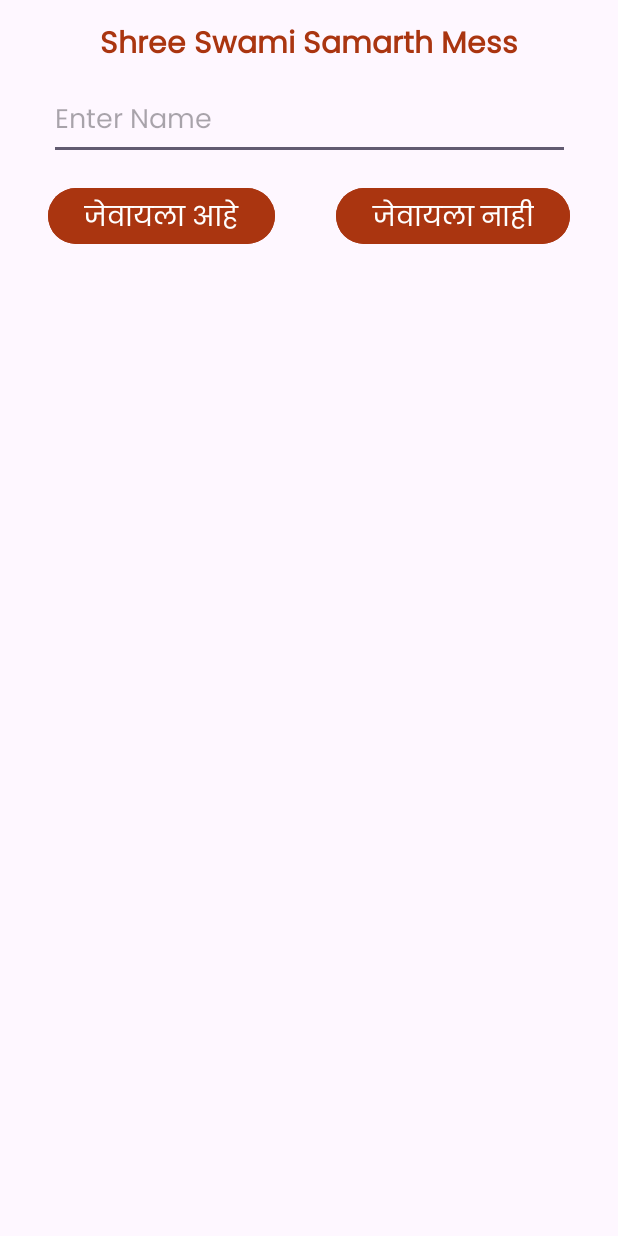
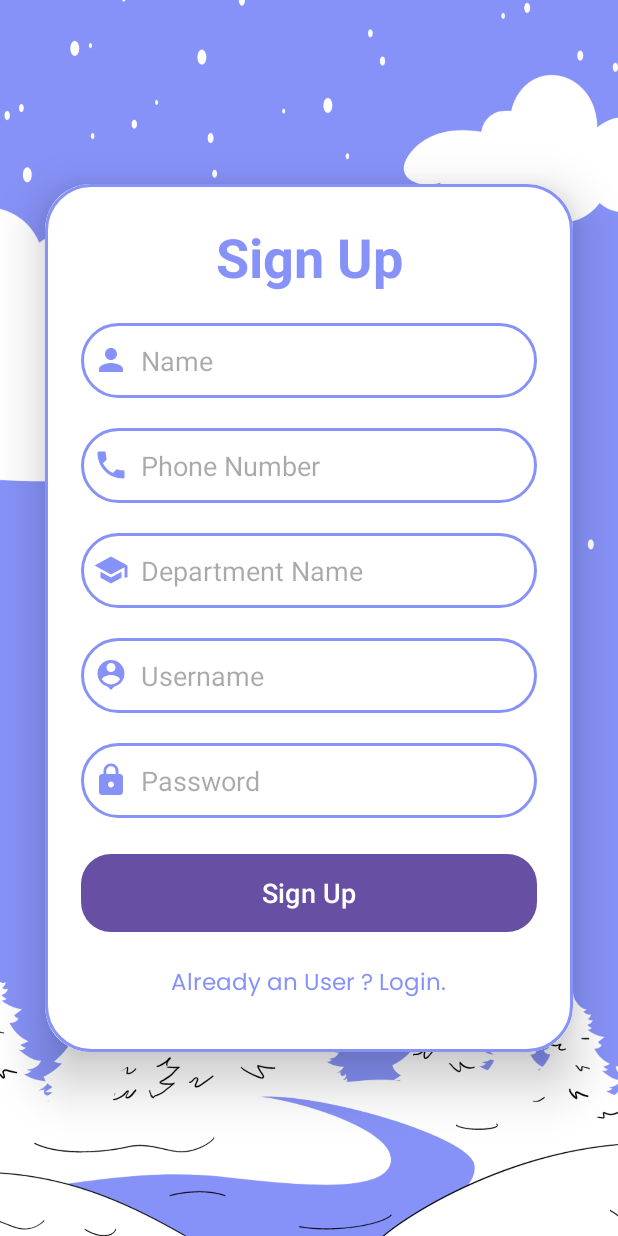
Before and after one commit to harshadkadam4/Swami_Mess_Android_App, an Android app: the screen it shows after launch (MainActivity before the commit, SignupActivity after it), on a phone screen of 412 x 824 dp. Run offline under Robolectric (Android 15) with nearby library versions, the phone set to English and light mode, and no system bars; our stand-ins replace Firebase (no records; nobody signed in at launch, a user with empty details on screens opened directly).

Commit message:
Login & Sign up page add

```diff
--- /dev/null
+++ b/app/src/main/java/com/example/firebase_4/SignupActivity.java
@@ -0,0 +1,76 @@
+package com.example.firebase_4;
+
+import android.content.Intent;
+import android.os.Bundle;
+import android.util.Log;
+import android.view.View;
+import android.widget.Button;
+import android.widget.EditText;
+import android.widget.TextView;
+import android.widget.Toast;
+
+import androidx.activity.EdgeToEdge;
+import androidx.appcompat.app.AppCompatActivity;
+import androidx.core.graphics.Insets;
+import androidx.core.view.ViewCompat;
+import androidx.core.view.WindowInsetsCompat;
+
+import com.google.firebase.database.DatabaseReference;
+import com.google.firebase.database.FirebaseDatabase;
+
+public class SignupActivity extends AppCompatActivity {
+
+    EditText signupName, signupPhone, signupDepartment, signupUsername, signupPassword;
+    TextView loginRedirectText;
+    Button signupButton;
+    FirebaseDatabase database;
+    DatabaseReference reference;
+
+
+    @Override
+    protected void onCreate(Bundle savedInstanceState) {
+        super.onCreate(savedInstanceState);
+        EdgeToEdge.enable(this);
+        setContentView(R.layout.activity_signup);
+
+        signupName = findViewById(R.id.signup_name);
+        signupPhone = findViewById(R.id.signup_phone);
+        signupDepartment = findViewById(R.id.signup_dept);
+        signupUsername = findViewById(R.id.signup_username);
+        signupPassword = findViewById(R.id.signup_passw);
+        loginRedirectText = findViewById(R.id.loginRedirectText);
+        signupButton = findViewById(R.id.signup_button);
+
+        signupButton.setOnClickListener(new View.OnClickListener() {
+            @Override
+            public void onClick(View v) {
+
+                database = FirebaseDatabase.getInstance();
+                reference = database.getReference("users_registered");
+
+                String name = signupName.getText().toString();
+                String phone = signupPhone.getText().toString();
+                String department = signupDepartment.getText().toString();
+                String username = signupUsername.getText().toString();
+                String password = signupPassword.getText().toString();
+
+                HelperClass helperClass = new HelperClass(name, phone, department, username, password);
+                reference.child(username).setValue(helperClass);
+
+                Toast.makeText(SignupActivity.this, "Signed Up Successfully", Toast.LENGTH_SHORT).show();
+                Intent intent = new Intent(SignupActivity.this, LoginActivity.class);
+                startActivity(intent);
+
+            }
+        });
+
+        loginRedirectText.setOnClickListener(new View.OnClickListener() {
+            @Override
+            public void onClick(View v) {
+                Intent intent = new Intent(SignupActivity.this, LoginActivity.class);
+                startActivity(intent);
+            }
+        });
+
+    }
+}
--- /dev/null
+++ b/app/src/main/res/drawable/baseline_email_24.xml
@@ -0,0 +1,5 @@
+<vector xmlns:android="http://schemas.android.com/apk/res/android" android:height="24dp" android:tint="#8692F7" android:viewportHeight="24" android:viewportWidth="24" android:width="24dp">
+
+    <path android:fillColor="@android:color/white" android:pathData="M20,4L4,4c-1.1,0 -1.99,0.9 -1.99,2L2,18c0,1.1 0.9,2 2,2h16c1.1,0 2,-0.9 2,-2L22,6c0,-1.1 -0.9,-2 -2,-2zM20,8l-8,5 -8,-5L4,6l8,5 8,-5v2z"/>
+
+</vector>
--- /dev/null
+++ b/app/src/main/res/drawable/baseline_lock_24.xml
@@ -0,0 +1,5 @@
+<vector xmlns:android="http://schemas.android.com/apk/res/android" android:height="24dp" android:tint="#8692F7" android:viewportHeight="24" android:viewportWidth="24" android:width="24dp">
+
+    <path android:fillColor="@android:color/white" android:pathData="M18,8h-1L17,6c0,-2.76 -2.24,-5 -5,-5S7,3.24 7,6v2L6,8c-1.1,0 -2,0.9 -2,2v10c0,1.1 0.9,2 2,2h12c1.1,0 2,-0.9 2,-2L20,10c0,-1.1 -0.9,-2 -2,-2zM12,17c-1.1,0 -2,-0.9 -2,-2s0.9,-2 2,-2 2,0.9 2,2 -0.9,2 -2,2zM15.1,8L8.9,8L8.9,6c0,-1.71 1.39,-3.1 3.1,-3.1 1.71,0 3.1,1.39 3.1,3.1v2z"/>
+
+</vector>
--- /dev/null
+++ b/app/src/main/res/drawable/baseline_person_24.xml
@@ -0,0 +1,5 @@
+<vector xmlns:android="http://schemas.android.com/apk/res/android" android:height="24dp" android:tint="#8692F7" android:viewportHeight="24" android:viewportWidth="24" android:width="24dp">
+
+    <path android:fillColor="@android:color/white" android:pathData="M12,12c2.21,0 4,-1.79 4,-4s-1.79,-4 -4,-4 -4,1.79 -4,4 1.79,4 4,4zM12,14c-2.67,0 -8,1.34 -8,4v2h16v-2c0,-2.66 -5.33,-4 -8,-4z"/>
+
+</vector>
--- /dev/null
+++ b/app/src/main/res/drawable/baseline_person_pin_24.xml
@@ -0,0 +1,5 @@
+<vector xmlns:android="http://schemas.android.com/apk/res/android" android:height="24dp" android:tint="#8692F7" android:viewportHeight="24" android:viewportWidth="24" android:width="24dp">
+
+    <path android:fillColor="@android:color/white" android:pathData="M12,2c-4.97,0 -9,4.03 -9,9 0,4.17 2.84,7.67 6.69,8.69L12,22l2.31,-2.31C18.16,18.67 21,15.17 21,11c0,-4.97 -4.03,-9 -9,-9zM12,4c1.66,0 3,1.34 3,3s-1.34,3 -3,3 -3,-1.34 -3,-3 1.34,-3 3,-3zM12,18.3c-2.5,0 -4.71,-1.28 -6,-3.22 0.03,-1.99 4,-3.08 6,-3.08 1.99,0 5.97,1.09 6,3.08 -1.29,1.94 -3.5,3.22 -6,3.22z"/>
+
+</vector>
--- /dev/null
+++ b/app/src/main/res/drawable/baseline_phone_24.xml
@@ -0,0 +1,5 @@
+<vector xmlns:android="http://schemas.android.com/apk/res/android" android:height="24dp" android:tint="#8692F7" android:viewportHeight="24" android:viewportWidth="24" android:width="24dp">
+
+    <path android:fillColor="@android:color/white" android:pathData="M6.62,10.79c1.44,2.83 3.76,5.14 6.59,6.59l2.2,-2.2c0.27,-0.27 0.67,-0.36 1.02,-0.24 1.12,0.37 2.33,0.57 3.57,0.57 0.55,0 1,0.45 1,1V20c0,0.55 -0.45,1 -1,1 -9.39,0 -17,-7.61 -17,-17 0,-0.55 0.45,-1 1,-1h3.5c0.55,0 1,0.45 1,1 0,1.25 0.2,2.45 0.57,3.57 0.11,0.35 0.03,0.74 -0.25,1.02l-2.2,2.2z"/>
+
+</vector>
--- /dev/null
+++ b/app/src/main/res/drawable/baseline_school_24.xml
@@ -0,0 +1,5 @@
+<vector xmlns:android="http://schemas.android.com/apk/res/android" android:height="24dp" android:tint="#8692F7" android:viewportHeight="24" android:viewportWidth="24" android:width="24dp">
+
+    <path android:fillColor="@android:color/white" android:pathData="M5,13.18v4L12,21l7,-3.82v-4L12,17l-7,-3.82zM12,3L1,9l11,6 9,-4.91V17h2V9L12,3z"/>
+
+</vector>
--- /dev/null
+++ b/app/src/main/res/drawable/lavender_border.xml
@@ -0,0 +1,12 @@
+<?xml version="1.0" encoding="utf-8"?>
+<shape xmlns:android="http://schemas.android.com/apk/res/android"
+    android:shape="rectangle">
+
+    <stroke
+        android:width="2dp"
+        android:color="@color/lavender"/>
+
+    <corners
+        android:radius="30dp"/>
+
+</shape>
--- /dev/null
+++ b/app/src/main/res/layout/activity_signup.xml
@@ -0,0 +1,128 @@
+<?xml version="1.0" encoding="utf-8"?>
+<LinearLayout xmlns:android="http://schemas.android.com/apk/res/android"
+    xmlns:app="http://schemas.android.com/apk/res-auto"
+    xmlns:tools="http://schemas.android.com/tools"
+    android:id="@+id/main"
+    android:layout_width="match_parent"
+    android:layout_height="match_parent"
+    android:orientation="vertical"
+    android:gravity="center"
+    android:background="@drawable/pagebkg_1"
+    tools:context=".SignupActivity">
+
+    <androidx.cardview.widget.CardView
+        android:layout_width="match_parent"
+        android:layout_height="wrap_content"
+        android:layout_margin="30dp"
+        app:cardCornerRadius="30dp"
+        app:cardElevation="20dp"
+        >
+
+        <LinearLayout
+            android:layout_width="match_parent"
+            android:layout_height="wrap_content"
+            android:orientation="vertical"
+            android:layout_gravity="center_horizontal"
+            android:padding="24dp"
+            android:background="@drawable/lavender_border">
+
+            <TextView
+                android:layout_width="match_parent"
+                android:layout_height="wrap_content"
+                android:text="Sign Up"
+                android:textSize="36dp"
+                android:textAlignment="center"
+                android:textStyle="bold"
+                android:textColor="@color/lavender"/>
+
+            <EditText
+                android:layout_width="match_parent"
+                android:layout_height="50dp"
+                android:id="@+id/signup_name"
+                android:background="@drawable/lavender_border"
+                android:layout_marginTop="20dp"
+                android:padding="8dp"
+                android:hint="Name"
+                android:drawableLeft="@drawable/baseline_person_24"
+                android:drawablePadding="8dp"
+                android:textColor="@color/black"/>
+
+            <EditText
+                android:layout_width="match_parent"
+                android:layout_height="50dp"
+                android:id="@+id/signup_phone"
+                android:background="@drawable/lavender_border"
+                android:layout_marginTop="20dp"
+                android:padding="8dp"
+                android:hint="Phone Number"
+                android:inputType="number"
+                android:drawableLeft="@drawable/baseline_phone_24"
+                android:drawablePadding="8dp"
+                android:textColor="@color/black"/>
+
+            <EditText
+                android:id="@+id/signup_dept"
+                android:layout_width="match_parent"
+                android:layout_height="50dp"
+                android:layout_marginTop="20dp"
+                android:background="@drawable/lavender_border"
+                android:drawableLeft="@drawable/baseline_school_24"
+                android:drawablePadding="8dp"
+                android:hint="Department Name"
+                android:padding="8dp"
+                android:textColor="@color/black" />
+
+            <EditText
+                android:layout_width="match_parent"
+                android:layout_height="50dp"
+                android:id="@+id/signup_username"
+                android:background="@drawable/lavender_border"
+                android:layout_marginTop="20dp"
+                android:padding="8dp"
+                android:hint="Username"
+                android:drawableLeft="@drawable/baseline_person_pin_24"
+                android:drawablePadding="8dp"
+                android:textColor="@color/black"/>
+
+            <EditText
+                android:layout_width="match_parent"
+                android:layout_height="50dp"
+                android:id="@+id/signup_passw"
+                android:background="@drawable/lavender_border"
+                android:layout_marginTop="20dp"
+                android:padding="8dp"
+                android:hint="Password"
+                android:drawableLeft="@drawable/baseline_lock_24"
+                android:drawablePadding="8dp"
+                android:textColor="@color/black"/>
+
+            <Button
+                android:layout_width="match_parent"
+                android:layout_height="60dp"
+                android:text="Sign Up"
+                android:id="@+id/signup_button"
+                android:textSize="18sp"
+                android:layout_marginTop="20dp"
+                app:cornerRadius="20dp"
+                />
+
+            <TextView
+                android:layout_width="wrap_content"
+                android:layout_height="wrap_content"
+
+                android:fontFamily="@font/poppins_regular"
+                android:id="@+id/loginRedirectText"
+                android:text="Already an User ? Login."
+                android:layout_gravity="center"
+                android:padding="8dp"
+                android:layout_marginTop="10dp"
+                android:textSize="15dp"
+                android:textColor="@color/lavender"
+                />
+
+
+        </LinearLayout>
+
+    </androidx.cardview.widget.CardView>
+
+</LinearLayout>
--- a/app/src/main/res/values/colors.xml
+++ b/app/src/main/res/values/colors.xml
@@ -2,4 +2,5 @@
 <resources>
     <color name="black">#FF000000</color>
     <color name="white">#FFFFFFFF</color>
+    <color name="lavender">#8692F7</color>
 </resources>
```
Also changed, not shown: app/src/main/AndroidManifest.xml (+15 -8 lines), app/src/main/java/com/example/firebase_4/HelperClass.java (added, +57 -0 lines), app/src/main/java/com/example/firebase_4/LoginActivity.java (added, +133 -0 lines), app/src/main/res/layout/activity_login.xml (added, +90 -0 lines), app/src/main/res/drawable/pagebkg_1.png (added).
